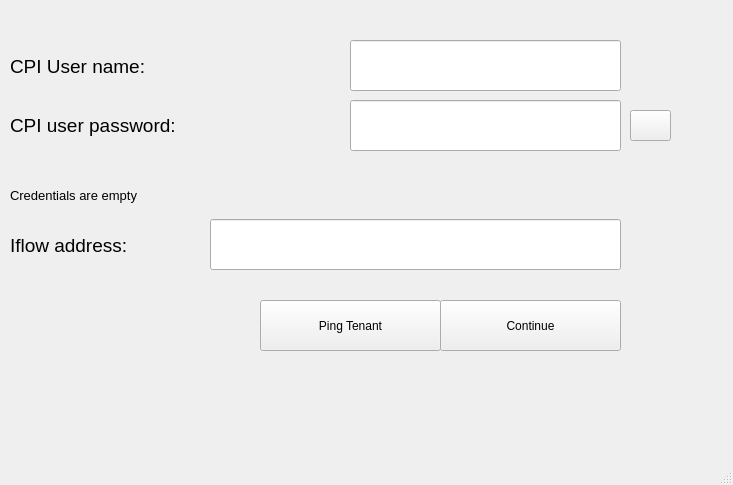
First picture: the form in main.ui, repository Antonikas58/hungary-app, before the edit.
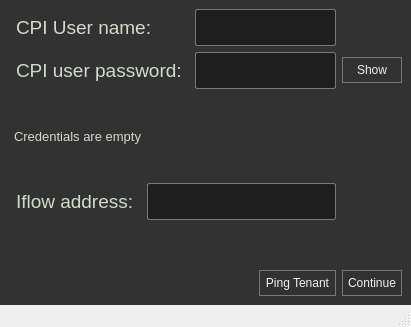
Second picture: the form after the edit. Icons and pictures are not drawn.

```diff
--- a/main.ui
+++ b/main.ui
@@ -9,8 +9,8 @@
    <rect>
     <x>0</x>
     <y>0</y>
-    <width>733</width>
-    <height>485</height>
+    <width>411</width>
+    <height>327</height>
    </rect>
   </property>
   <property name="baseSize">
@@ -29,217 +29,402 @@
   <property name="toolTip">
    <string>Hungary tool</string>
   </property>
+  <property name="styleSheet">
+   <string notr="true">QMainWindow::separator
+{
+    background-color: #323232;
+    color: white;
+    padding-left: 4px;
+    spacing: 2px;
+    border: 1px dashed #76797C;
+}
+
+QMainWindow::separator:hover
+{
+
+    background-color: #787876;
+    color: white;
+    padding-left: 4px;
+    border: 1px solid #76797C;
+    spacing: 2px;
+}
+</string>
+  </property>
   <widget class="QWidget" name="centralwidget">
-   <widget class="QPushButton" name="ContinueButton">
-    <property name="geometry">
-     <rect>
-      <x>440</x>
-      <y>300</y>
-      <width>181</width>
-      <height>51</height>
-     </rect>
-    </property>
-    <property name="text">
-     <string>Continue</string>
-    </property>
-   </widget>
-   <widget class="QLabel" name="label_name">
-    <property name="geometry">
-     <rect>
-      <x>10</x>
-      <y>46</y>
-      <width>321</width>
-      <height>41</height>
-     </rect>
-    </property>
-    <property name="font">
-     <font>
-      <family>MS Sans Serif</family>
-      <pointsize>14</pointsize>
-     </font>
-    </property>
-    <property name="text">
-     <string>CPI User name: </string>
-    </property>
-    <property name="scaledContents">
-     <bool>false</bool>
-    </property>
-   </widget>
-   <widget class="QLabel" name="label_pass">
-    <property name="geometry">
-     <rect>
-      <x>10</x>
-      <y>100</y>
-      <width>311</width>
-      <height>51</height>
-     </rect>
-    </property>
-    <property name="font">
-     <font>
-      <family>MS Sans Serif</family>
-      <pointsize>14</pointsize>
-     </font>
-    </property>
-    <property name="text">
-     <string>CPI user password:</string>
-    </property>
-   </widget>
-   <widget class="QLabel" name="label_cred">
-    <property name="geometry">
-     <rect>
-      <x>10</x>
-      <y>170</y>
-      <width>321</width>
-      <height>51</height>
-     </rect>
-    </property>
-    <property name="font">
-     <font>
-      <family>MS Sans Serif</family>
-      <pointsize>10</pointsize>
-     </font>
-    </property>
-    <property name="text">
-     <string>Credentials are empty</string>
-    </property>
-   </widget>
-   <widget class="QLineEdit" name="lineEdit_name">
-    <property name="geometry">
-     <rect>
-      <x>350</x>
-      <y>40</y>
-      <width>271</width>
-      <height>51</height>
-     </rect>
-    </property>
-    <property name="font">
-     <font>
-      <family>MS Sans Serif</family>
-      <pointsize>14</pointsize>
-     </font>
-    </property>
-    <property name="toolTip">
-     <string>&lt;html&gt;&lt;head/&gt;&lt;body&gt;&lt;p&gt;name of tenant user&lt;/p&gt;&lt;/body&gt;&lt;/html&gt;</string>
-    </property>
-   </widget>
-   <widget class="QLineEdit" name="lineEdit_pass">
-    <property name="geometry">
-     <rect>
-      <x>350</x>
-      <y>100</y>
-      <width>271</width>
-      <height>51</height>
-     </rect>
-    </property>
-    <property name="font">
-     <font>
-      <family>MS Sans Serif</family>
-      <pointsize>14</pointsize>
-     </font>
-    </property>
-    <property name="toolTip">
-     <string>&lt;html&gt;&lt;head/&gt;&lt;body&gt;&lt;p&gt;password for specified user name&lt;/p&gt;&lt;/body&gt;&lt;/html&gt;</string>
-    </property>
-   </widget>
-   <widget class="QPushButton" name="SeeButton">
-    <property name="geometry">
-     <rect>
-      <x>630</x>
-      <y>110</y>
-      <width>41</width>
-      <height>31</height>
-     </rect>
-    </property>
-    <property name="toolTip">
-     <string>&lt;html&gt;&lt;head/&gt;&lt;body&gt;&lt;p&gt;check password&lt;/p&gt;&lt;/body&gt;&lt;/html&gt;</string>
-    </property>
-    <property name="text">
-     <string/>
-    </property>
-    <property name="icon">
-     <iconset>
-      <normaloff>eye.png</normaloff>eye.png</iconset>
-    </property>
-    <property name="iconSize">
-     <size>
-      <width>55</width>
-      <height>45</height>
-     </size>
-    </property>
-   </widget>
-   <widget class="QLineEdit" name="lineEdit_addr">
-    <property name="geometry">
-     <rect>
-      <x>210</x>
-      <y>219</y>
-      <width>411</width>
-      <height>51</height>
-     </rect>
-    </property>
-    <property name="font">
-     <font>
-      <family>MS Sans Serif</family>
-      <pointsize>14</pointsize>
-     </font>
-    </property>
-    <property name="toolTip">
-     <string>&lt;html&gt;&lt;head/&gt;&lt;body&gt;&lt;p&gt;address of deployed Hungarian API iflow &lt;/p&gt;&lt;/body&gt;&lt;/html&gt;</string>
-    </property>
-   </widget>
-   <widget class="QLabel" name="label_tenant">
-    <property name="geometry">
-     <rect>
-      <x>10</x>
-      <y>220</y>
-      <width>161</width>
-      <height>51</height>
-     </rect>
-    </property>
-    <property name="font">
-     <font>
-      <family>MS Sans Serif</family>
-      <pointsize>14</pointsize>
-     </font>
-    </property>
-    <property name="text">
-     <string>Iflow address:</string>
-    </property>
-   </widget>
-   <widget class="QPushButton" name="PingButton">
-    <property name="geometry">
-     <rect>
-      <x>260</x>
-      <y>300</y>
-      <width>181</width>
-      <height>51</height>
-     </rect>
-    </property>
-    <property name="toolTip">
-     <string>&lt;html&gt;&lt;head/&gt;&lt;body&gt;&lt;p&gt;Perform the check of connection with specified iflow with current credentials&lt;/p&gt;&lt;/body&gt;&lt;/html&gt;</string>
-    </property>
-    <property name="text">
-     <string>Ping Tenant</string>
-    </property>
-   </widget>
-   <widget class="QLabel" name="label_ping">
-    <property name="geometry">
-     <rect>
-      <x>630</x>
-      <y>222</y>
-      <width>81</width>
-      <height>51</height>
-     </rect>
-    </property>
-    <property name="font">
-     <font>
-      <family>MS Sans Serif</family>
-      <pointsize>10</pointsize>
-     </font>
-    </property>
-    <property name="text">
-     <string/>
-    </property>
-   </widget>
+   <property name="styleSheet">
+    <string notr="true">QWidget
+{
+    color: #b1b1b1;
+    background-color: #323232;
+    selection-background-color:#323232;
+    selection-color: black;
+    background-clip: border;
+    border-image: none;
+    border: 0px transparent black;
+    outline: 0;
+}
+
+QWidget:item:hover
+{
+    background-color: #D1DBCB;
+    color: black;
+}
+
+QWidget:item:selected
+{
+    background-color: #D1DBCB;
+    border: 0px
+}</string>
+   </property>
+   <layout class="QGridLayout" name="gridLayout_2">
+    <item row="5" column="4">
+     <widget class="QLabel" name="label_ping">
+      <property name="font">
+       <font>
+        <family>MS Sans Serif</family>
+        <pointsize>10</pointsize>
+       </font>
+      </property>
+      <property name="styleSheet">
+       <string notr="true">QLabel
+{
+    border: 0px solid black;
+    margin-left: 2px;
+    margin-right: 2px;
+    color: #D1DBCB;
+}</string>
+      </property>
+      <property name="text">
+       <string/>
+      </property>
+     </widget>
+    </item>
+    <item row="1" column="2" colspan="2">
+     <widget class="QLineEdit" name="lineEdit_pass">
+      <property name="font">
+       <font>
+        <family>MS Sans Serif</family>
+        <pointsize>14</pointsize>
+       </font>
+      </property>
+      <property name="toolTip">
+       <string>&lt;html&gt;&lt;head/&gt;&lt;body&gt;&lt;p&gt;password for specified user name&lt;/p&gt;&lt;/body&gt;&lt;/html&gt;</string>
+      </property>
+      <property name="styleSheet">
+       <string notr="true">QLineEdit
+{
+    background-color: #1e1e1e;
+    selection-background-color: #D1DBCB;
+    selection-color: black;
+    padding: 5px;
+    border-style: solid;
+    border: 1px solid #76797C;
+    border-radius: 2px;
+    color: #eff0f1;
+}</string>
+      </property>
+     </widget>
+    </item>
+    <item row="1" column="4">
+     <widget class="QPushButton" name="SeeButton">
+      <property name="toolTip">
+       <string>&lt;html&gt;&lt;head/&gt;&lt;body&gt;&lt;p&gt;check password&lt;/p&gt;&lt;/body&gt;&lt;/html&gt;</string>
+      </property>
+      <property name="styleSheet">
+       <string notr="true">QPushButton
+{
+    color: #eff0f1;
+    background-color: #323232;
+    border-width: 1px;
+    border-color: #76797C;
+    border-style: solid;
+    padding: 5px;
+    border-radius: 0px;
+    outline: none;
+}
+
+QPushButton:disabled
+{
+    background-color: #323232;
+    border-width: 1px;
+    border-color: #454545;
+    border-style: solid;
+    padding-top: 5px;
+    padding-bottom: 5px;
+    padding-left: 10px;
+    padding-right: 10px;
+    border-radius: 2px;
+    color: #454545;
+}
+
+QPushButton:focus {
+    background-color: #D1DBCB;
+    color: black;
+}
+
+QPushButton:pressed
+{
+    color: black;
+    background-color: #D1DBCB;
+    padding-top: -15px;
+    padding-bottom: -17px;
+}</string>
+      </property>
+      <property name="text">
+       <string>Show</string>
+      </property>
+      <property name="iconSize">
+       <size>
+        <width>55</width>
+        <height>45</height>
+       </size>
+      </property>
+      <property name="flat">
+       <bool>true</bool>
+      </property>
+     </widget>
+    </item>
+    <item row="0" column="0" colspan="2">
+     <widget class="QLabel" name="label_name">
+      <property name="font">
+       <font>
+        <family>MS Sans Serif</family>
+        <pointsize>14</pointsize>
+       </font>
+      </property>
+      <property name="styleSheet">
+       <string notr="true">QLabel
+{
+    border: 0px solid black;
+    margin-left: 2px;
+    margin-right: 2px;
+    color: #D1DBCB;
+}</string>
+      </property>
+      <property name="text">
+       <string>CPI User name: </string>
+      </property>
+      <property name="scaledContents">
+       <bool>false</bool>
+      </property>
+     </widget>
+    </item>
+    <item row="0" column="2" colspan="2">
+     <widget class="QLineEdit" name="lineEdit_name">
+      <property name="font">
+       <font>
+        <family>MS Sans Serif</family>
+        <pointsize>14</pointsize>
+       </font>
+      </property>
+      <property name="toolTip">
+       <string>&lt;html&gt;&lt;head/&gt;&lt;body&gt;&lt;p&gt;name of tenant user&lt;/p&gt;&lt;/body&gt;&lt;/html&gt;</string>
+      </property>
+      <property name="styleSheet">
+       <string notr="true">QLineEdit
+{
+    background-color: #1e1e1e;
+    selection-background-color: #D1DBCB;
+    selection-color: black;
+    padding: 5px;
+    border-style: solid;
+    border: 1px solid #76797C;
+    border-radius: 2px;
+    color: #eff0f1;
+}</string>
+      </property>
+     </widget>
+    </item>
+    <item row="3" column="1" rowspan="3" colspan="3">
+     <widget class="QLineEdit" name="lineEdit_addr">
+      <property name="font">
+       <font>
+        <family>MS Sans Serif</family>
+        <pointsize>14</pointsize>
+       </font>
+      </property>
+      <property name="toolTip">
+       <string>&lt;html&gt;&lt;head/&gt;&lt;body&gt;&lt;p&gt;address of deployed Hungarian API iflow &lt;/p&gt;&lt;/body&gt;&lt;/html&gt;</string>
+      </property>
+      <property name="styleSheet">
+       <string notr="true">QLineEdit
+{
+    background-color: #1e1e1e;
+    selection-background-color: #D1DBCB;
+    selection-color: black;
+    padding: 5px;
+    border-style: solid;
+    border: 1px solid #76797C;
+    border-radius: 2px;
+    color: #eff0f1;
+}</string>
+      </property>
+     </widget>
+    </item>
+    <item row="1" column="0" colspan="2">
+     <widget class="QLabel" name="label_pass">
+      <property name="font">
+       <font>
+        <family>MS Sans Serif</family>
+        <pointsize>14</pointsize>
+       </font>
+      </property>
+      <property name="styleSheet">
+       <string notr="true">QLabel
+{
+    border: 0px solid black;
+    margin-left: 2px;
+    margin-right: 2px;
+    color: #D1DBCB;
+}</string>
+      </property>
+      <property name="text">
+       <string>CPI user password:</string>
+      </property>
+     </widget>
+    </item>
+    <item row="2" column="0" rowspan="2" colspan="2">
+     <widget class="QLabel" name="label_cred">
+      <property name="font">
+       <font>
+        <family>MS Sans Serif</family>
+        <pointsize>10</pointsize>
+       </font>
+      </property>
+      <property name="styleSheet">
+       <string notr="true">QLabel
+{
+    border: 0px solid black;
+    margin-left: 2px;
+    margin-right: 2px;
+    color: #D1DBCB;
+}</string>
+      </property>
+      <property name="text">
+       <string>Credentials are empty</string>
+      </property>
+     </widget>
+    </item>
+    <item row="4" column="0">
+     <widget class="QLabel" name="label_tenant">
+      <property name="font">
+       <font>
+        <family>MS Sans Serif</family>
+        <pointsize>14</pointsize>
+       </font>
+      </property>
+      <property name="styleSheet">
+       <string notr="true">QLabel
+{
+    border: 0px solid black;
+    margin-left: 2px;
+    margin-right: 2px;
+    color: #D1DBCB;
+}</string>
+      </property>
+      <property name="text">
+       <string>Iflow address:</string>
+      </property>
+     </widget>
+    </item>
+    <item row="6" column="4">
+     <widget class="QPushButton" name="ContinueButton">
+      <property name="styleSheet">
+       <string notr="true">QPushButton
+{
+    color: #eff0f1;
+    background-color: #323232;
+    border-width: 1px;
+    border-color: #76797C;
+    border-style: solid;
+    padding: 5px;
+    border-radius: 0px;
+    outline: none;
+}
+
+QPushButton:disabled
+{
+    background-color: #323232;
+    border-width: 1px;
+    border-color: #454545;
+    border-style: solid;
+    padding-top: 5px;
+    padding-bottom: 5px;
+    padding-left: 10px;
+    padding-right: 10px;
+    border-radius: 2px;
+    color: #454545;
+}
+
+QPushButton:focus {
+    background-color: #D1DBCB;
+    color: black;
+}
+
+QPushButton:pressed
+{
+    color: black;
+    background-color: #D1DBCB;
+    padding-top: -15px;
+    padding-bottom: -17px;
+}</string>
+      </property>
+      <property name="text">
+       <string>Continue</string>
+      </property>
+     </widget>
+    </item>
+    <item row="6" column="3">
+     <widget class="QPushButton" name="PingButton">
+      <property name="toolTip">
+       <string>&lt;html&gt;&lt;head/&gt;&lt;body&gt;&lt;p&gt;Perform the check of connection with specified iflow with current credentials&lt;/p&gt;&lt;/body&gt;&lt;/html&gt;</string>
+      </property>
+      <property name="styleSheet">
+       <string notr="true">QPushButton
+{
+    color: #eff0f1;
+    background-color: #323232;
+    border-width: 1px;
+    border-color: #76797C;
+    border-style: solid;
+    padding: 5px;
+    border-radius: 0px;
+    outline: none;
+}
+
+QPushButton:disabled
+{
+    background-color: #323232;
+    border-width: 1px;
+    border-color: #454545;
+    border-style: solid;
+    padding-top: 5px;
+    padding-bottom: 5px;
+    padding-left: 10px;
+    padding-right: 10px;
+    border-radius: 2px;
+    color: #454545;
+}
+
+QPushButton:focus {
+    background-color: #D1DBCB;
+    color: black;
+}
+
+QPushButton:pressed
+{
+    color: black;
+    background-color: #D1DBCB;
+    padding-top: -15px;
+    padding-bottom: -17px;
+}</string>
+      </property>
+      <property name="text">
+       <string>Ping Tenant</string>
+      </property>
+     </widget>
+    </item>
+   </layout>
   </widget>
   <widget class="QMenuBar" name="menubar">
    <property name="geometry">
@@ -251,7 +436,15 @@
     </rect>
    </property>
   </widget>
-  <widget class="QStatusBar" name="statusbar"/>
+  <widget class="QStatusBar" name="statusbar">
+   <property name="styleSheet">
+    <string notr="true">QStatusBar::item {
+    border: 0px transparent dark;
+    margin: 0px;
+    border: 0px;
+ }</string>
+   </property>
+  </widget>
  </widget>
  <resources/>
  <connections/>
```
Left out of the diff: 33 changed lines with no effect on the pictures.
